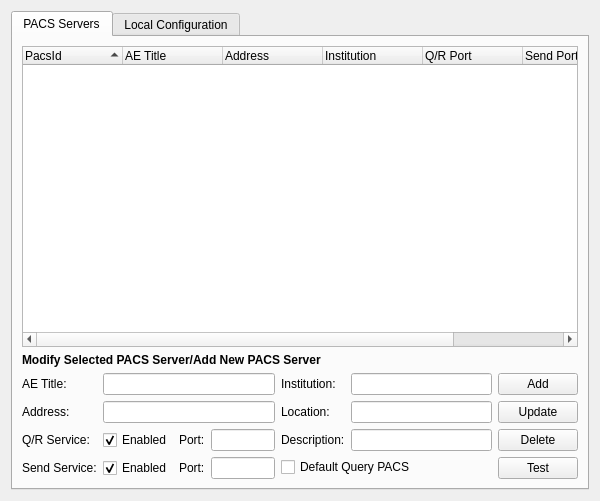
Old version of the form starviewer/src/inputoutput/qpacsconfigurationscreenbase.ui in the repository starviewer-medical/starviewer.
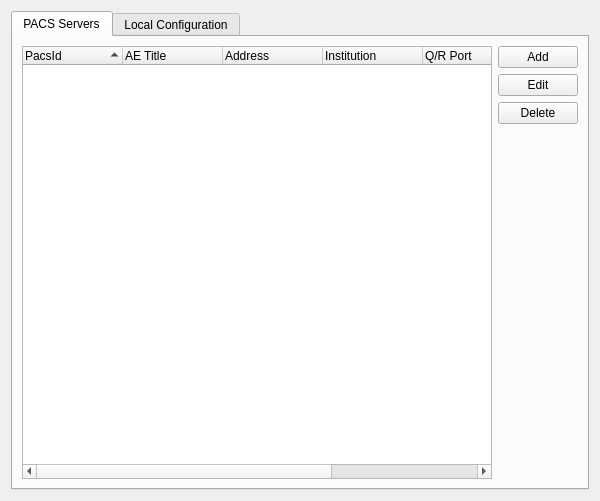
New version of the form. Icons and pictures are not drawn.

Commit message:
ENH: Create a new dialog to edit the settings of a PACS server. #2866
QPacsConfigurationScreen now resorts to this dialog to add and update
servers.

The edit to the form file:
```diff
--- a/starviewer/src/inputoutput/qpacsconfigurationscreenbase.ui
+++ b/starviewer/src/inputoutput/qpacsconfigurationscreenbase.ui
@@ -17,7 +17,7 @@
    <iconset resource="../main/themes/starviewer/starviewer.qrc">
     <normaloff>:/images/icons/preferences-system-network.svg</normaloff>:/images/icons/preferences-system-network.svg</iconset>
   </property>
-  <layout class="QVBoxLayout" name="verticalLayout_4">
+  <layout class="QHBoxLayout" name="horizontalLayout">
    <item>
     <widget class="QTabWidget" name="tabConfiguration">
      <property name="currentIndex">
@@ -27,7 +27,7 @@
       <attribute name="title">
        <string>PACS Servers</string>
       </attribute>
-      <layout class="QVBoxLayout" name="verticalLayout_2">
+      <layout class="QHBoxLayout" name="horizontalLayout_3">
        <item>
         <widget class="QTreeWidget" name="m_PacsTreeView">
          <property name="alternatingRowColors">
@@ -94,158 +94,6 @@
         </widget>
        </item>
        <item>
-        <widget class="QLabel" name="label_11">
-         <property name="font">
-          <font>
-           <weight>75</weight>
-           <bold>true</bold>
-          </font>
-         </property>
-         <property name="text">
-          <string>Modify Selected PACS Server/Add New PACS Server</string>
-         </property>
-        </widget>
-       </item>
-       <item>
-        <layout class="QHBoxLayout" name="horizontalLayout">
-         <item>
-          <layout class="QGridLayout" name="gridLayout">
-           <item row="0" column="0">
-            <widget class="QLabel" name="textLabel1_2">
-             <property name="text">
-              <string>AE Title:</string>
-             </property>
-            </widget>
-           </item>
-           <item row="0" column="1" colspan="3">
-            <widget class="QLineEdit" name="m_textAETitle">
-             <property name="maxLength">
-              <number>16</number>
-             </property>
-            </widget>
-           </item>
-           <item row="1" column="0">
-            <widget class="QLabel" name="textLabel3_5">
-             <property name="text">
-              <string>Address:</string>
-             </property>
-            </widget>
-           </item>
-           <item row="1" column="1" colspan="3">
-            <widget class="QLineEdit" name="m_textAddress"/>
-           </item>
-           <item row="2" column="0">
-            <widget class="QLabel" name="textLabel4_2">
-             <property name="text">
-              <string>Q/R Service:</string>
-             </property>
-            </widget>
-           </item>
-           <item row="2" column="1">
-            <widget class="QCheckBox" name="m_checkBoxQueryRetrieveEnabled">
-             <property name="text">
-              <string>Enabled</string>
-             </property>
-             <property name="checked">
-              <bool>true</bool>
-             </property>
-            </widget>
-           </item>
-           <item row="2" column="2">
-            <widget class="QLabel" name="label">
-             <property name="text">
-              <string>Port:</string>
-             </property>
-            </widget>
-           </item>
-           <item row="2" column="3">
-            <widget class="QLineEdit" name="m_textQueryRetrieveServicePort">
-             <property name="maximumSize">
-              <size>
-               <width>64</width>
-               <height>32767</height>
-              </size>
-             </property>
-            </widget>
-           </item>
-           <item row="3" column="0">
-            <widget class="QLabel" name="textLabel4_3">
-             <property name="text">
-              <string>Send Service:</string>
-             </property>
-            </widget>
-           </item>
-           <item row="3" column="1">
-            <widget class="QCheckBox" name="m_checkBoxStoreEnabled">
-             <property name="text">
-              <string>Enabled</string>
-             </property>
-             <property name="checked">
-              <bool>true</bool>
-             </property>
-            </widget>
-           </item>
-           <item row="3" column="2">
-            <widget class="QLabel" name="label_2">
-             <property name="text">
-              <string>Port:</string>
-             </property>
-            </widget>
-           </item>
-           <item row="3" column="3">
-            <widget class="QLineEdit" name="m_textStoreServicePort">
-             <property name="maximumSize">
-              <size>
-               <width>64</width>
-               <height>32767</height>
-              </size>
-             </property>
-            </widget>
-           </item>
-          </layout>
-         </item>
-         <item>
-          <layout class="QGridLayout" name="gridLayout_2">
-           <item row="0" column="0">
-            <widget class="QLabel" name="textLabel6_7">
-             <property name="text">
-              <string>Institution:</string>
-             </property>
-            </widget>
-           </item>
-           <item row="0" column="1">
-            <widget class="QLineEdit" name="m_textInstitution"/>
-           </item>
-           <item row="1" column="0">
-            <widget class="QLabel" name="textLabel7_6">
-             <property name="text">
-              <string>Location:</string>
-             </property>
-            </widget>
-           </item>
-           <item row="1" column="1">
-            <widget class="QLineEdit" name="m_textLocation"/>
-           </item>
-           <item row="2" column="0">
-            <widget class="QLabel" name="textLabel8_6">
-             <property name="text">
-              <string>Description:</string>
-             </property>
-            </widget>
-           </item>
-           <item row="2" column="1">
-            <widget class="QLineEdit" name="m_textDescription"/>
-           </item>
-           <item row="3" column="0" colspan="2">
-            <widget class="QCheckBox" name="m_checkDefault">
-             <property name="text">
-              <string>Default Query PACS</string>
-             </property>
-            </widget>
-           </item>
-          </layout>
-         </item>
-         <item>
           <layout class="QVBoxLayout" name="verticalLayout">
            <item>
             <widget class="QPushButton" name="m_buttonAddPacs">
@@ -267,7 +115,7 @@
               <string>Update parameters of the selected PACS</string>
              </property>
              <property name="text">
-              <string>Update</string>
+            <string>Edit</string>
              </property>
              <property name="icon">
               <iconset resource="../main/themes/starviewer/starviewer.qrc">
@@ -290,16 +138,17 @@
             </widget>
            </item>
            <item>
-            <widget class="QPushButton" name="m_buttonTestPacs">
-             <property name="toolTip">
-              <string>Test if selected PACS is alive</string>
-             </property>
-             <property name="text">
-              <string>Test</string>
-             </property>
-            </widget>
-           </item>
-          </layout>
+          <spacer name="verticalSpacer">
+           <property name="orientation">
+            <enum>Qt::Vertical</enum>
+           </property>
+           <property name="sizeHint" stdset="0">
+            <size>
+             <width>20</width>
+             <height>40</height>
+            </size>
+           </property>
+          </spacer>
          </item>
         </layout>
        </item>
```
Left out of the diff: 8 changed lines with no effect on the pictures. Lines whose indentation alone changed are shown as unchanged. The commit also changes 6 other files.
